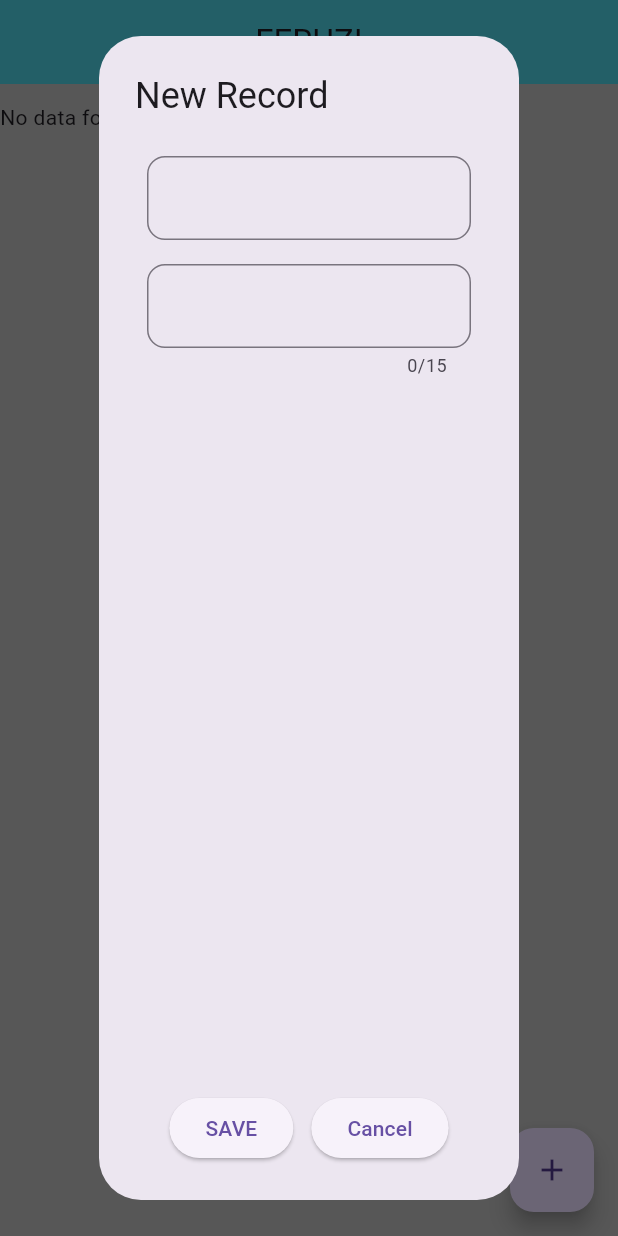
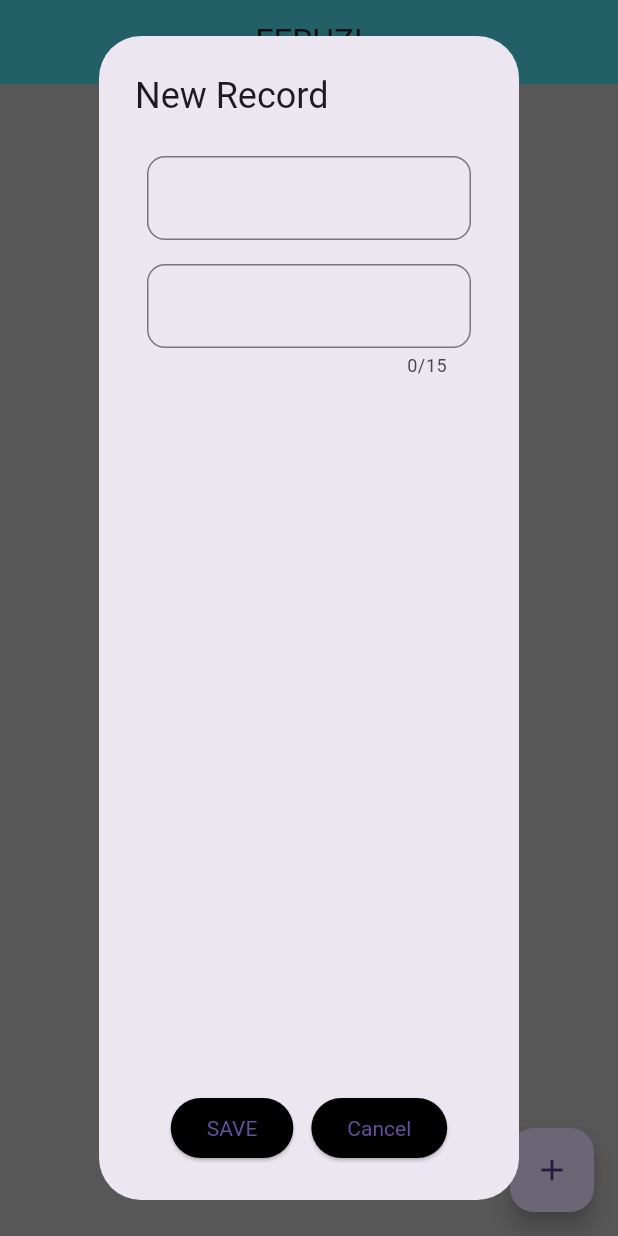
Before and after one commit to sikatenda/crud_with_a_list, a Flutter app: the screen it shows after launch, after a tap on the "add" icon, on a phone screen of 412 x 824 dp. Run offline on Flutter 3.47's test engine with Material 3 defaults, Android fonts, the phone set to English and light mode, and no system bars.

Commit message:
design
improving the design of the listview

```diff
--- a/app1/lib/main.dart
+++ b/app1/lib/main.dart
@@ -18,6 +18,7 @@ class _MyWidgetState extends State<MyWidget> {
 
   int Index = -1;
 
+//dialog to create new record
   void createRecord() {
     showDialog(
         context: context,
@@ -68,6 +69,9 @@ class _MyWidgetState extends State<MyWidget> {
                         }
                         Navigator.of(context).pop();
                       },
+                      style: ElevatedButton.styleFrom(
+                          backgroundColor: Colors.black,
+                          textStyle: const TextStyle(color: Colors.white60)),
                       child: const Text(
                         'SAVE',
                       ),
@@ -79,6 +83,9 @@ class _MyWidgetState extends State<MyWidget> {
                       onPressed: () {
                         Navigator.of(context).pop();
                       },
+                      style: ElevatedButton.styleFrom(
+                          backgroundColor: Colors.black,
+                          textStyle: const TextStyle(color: Colors.white)),
                       child: const Text('Cancel'),
                     ),
                   ],
@@ -87,6 +94,7 @@ class _MyWidgetState extends State<MyWidget> {
         });
   }
 
+//dialog to update a record
   void updateRecord() {
     showDialog(
         context: context,
@@ -139,6 +147,9 @@ class _MyWidgetState extends State<MyWidget> {
                         }
                         Navigator.of(context).pop();
                       },
+                      style: ElevatedButton.styleFrom(
+                          backgroundColor: Colors.black,
+                          textStyle: const TextStyle(color: Colors.white)),
                       child: const Text(
                         'UPDATE',
                       ),
@@ -150,6 +161,9 @@ class _MyWidgetState extends State<MyWidget> {
                       onPressed: () {
                         Navigator.of(context).pop();
                       },
+                      style: ElevatedButton.styleFrom(
+                          backgroundColor: Colors.black,
+                          textStyle: const TextStyle(color: Colors.white)),
                       child: const Text('Cancel'),
                     ),
                   ],
@@ -179,7 +193,12 @@ class _MyWidgetState extends State<MyWidget> {
                 height: 12,
               ),
               expenses.isEmpty
-                  ? const Text('No data found')
+                  ? const Row(
+                      mainAxisAlignment: MainAxisAlignment.center,
+                      children: [
+                        Text('No data found'),
+                      ],
+                    )
                   : Expanded(
                       child: ListView.builder(
                         itemCount: expenses.length,
@@ -223,8 +242,8 @@ class _MyWidgetState extends State<MyWidget> {
                     Text(expenses[index].amount.toString()),
                   ],
                 ),
-                Row(
-                  mainAxisAlignment: MainAxisAlignment.spaceAround,
+                /* Row(
+                  //mainAxisAlignment: MainAxisAlignment.spaceAround,
                   children: [
                     IconButton(
                         onPressed: () {
@@ -245,8 +264,11 @@ class _MyWidgetState extends State<MyWidget> {
                         },
                         icon: const Icon(Icons.delete)),
                   ],
-                ),
+                ),*/
               ],
+            ),
+            trailing: Column(
+              children: [],
             ),
           ),
         ],
```
